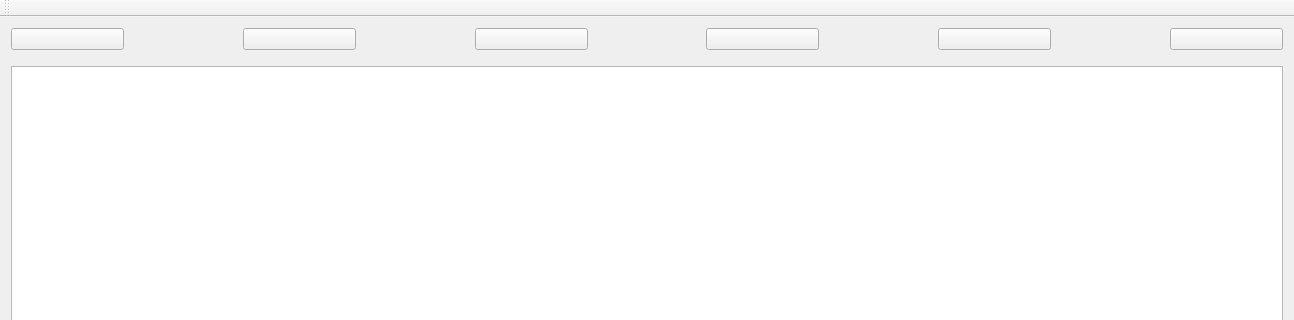
wszechmogacy/photometric-curves, file mainwindow.ui: the form before one commit; both pictures show x 0 to 1294 and y 0 to 320 of the 1294 by 583 pixel window.
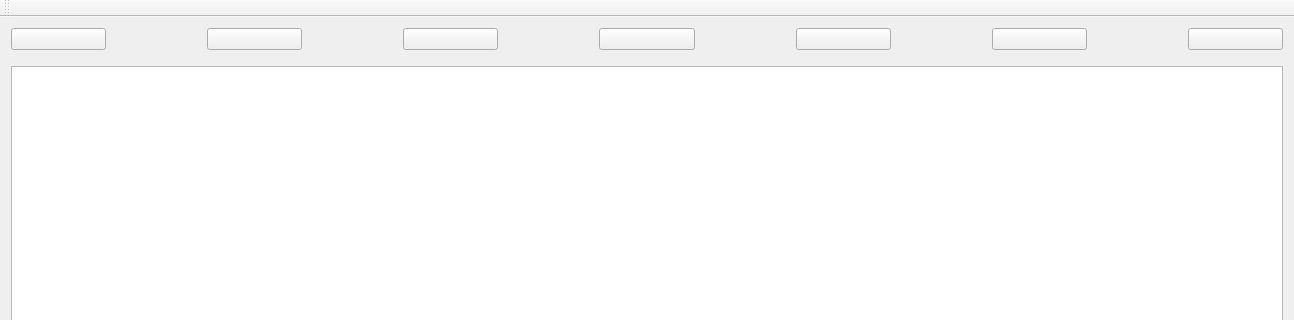
The form after the commit.

Commit message: another fake buttons and so on

What changed in the file:
```diff
--- a/mainwindow.ui
+++ b/mainwindow.ui
@@ -177,6 +177,32 @@
           </property>
          </widget>
         </item>
+        <item>
+         <spacer name="horizontalSpacer_6">
+          <property name="orientation">
+           <enum>Qt::Horizontal</enum>
+          </property>
+          <property name="sizeHint" stdset="0">
+           <size>
+            <width>40</width>
+            <height>20</height>
+           </size>
+          </property>
+         </spacer>
+        </item>
+        <item>
+         <widget class="QPushButton" name="projectSettingsButton">
+          <property name="sizePolicy">
+           <sizepolicy hsizetype="Expanding" vsizetype="Fixed">
+            <horstretch>0</horstretch>
+            <verstretch>0</verstretch>
+           </sizepolicy>
+          </property>
+          <property name="text">
+           <string/>
+          </property>
+         </widget>
+        </item>
        </layout>
       </item>
       <item>
```
The commit also changes 3 other files.
